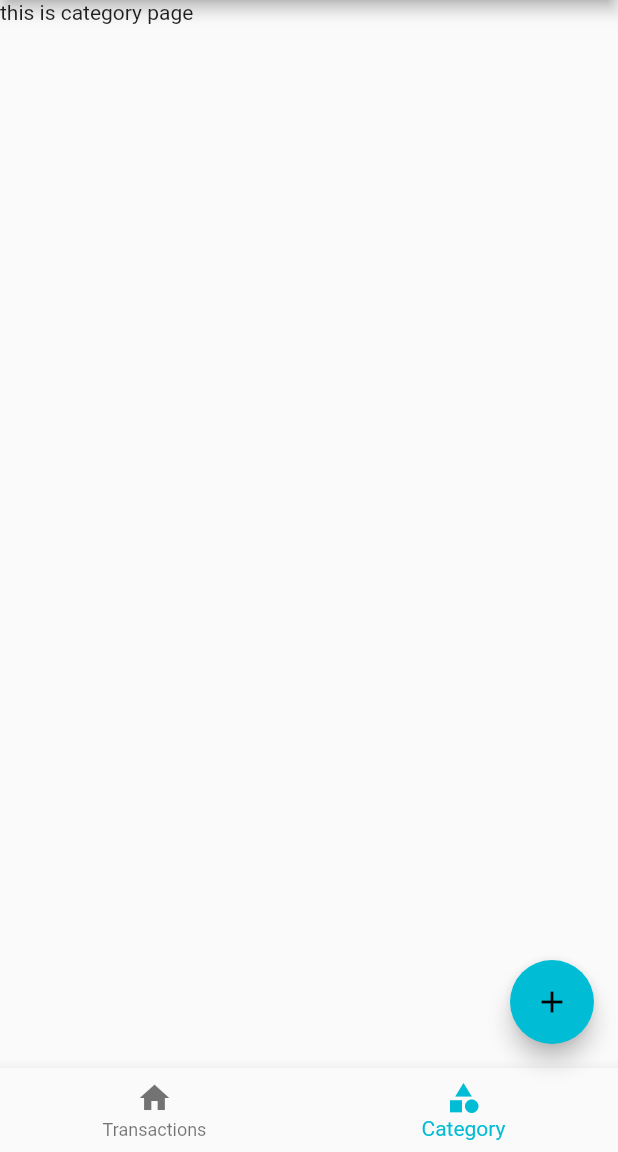
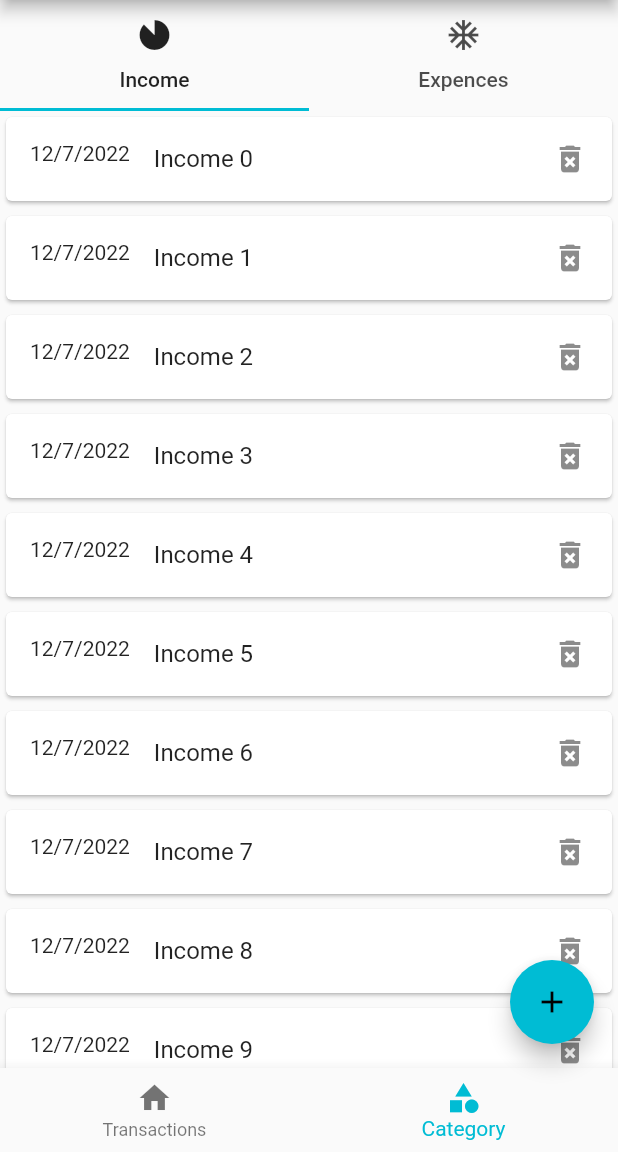
Before and after one commit to sardarmonsoorsait/money_manager, a Flutter app: the screen it shows after launch, item 2 of the bottom bar chosen, on a phone screen of 412 x 824 dp, the part 84-1236 px from its top. Run offline on Flutter 3.47's test engine with Material 2 defaults, Android fonts, the phone set to English and light mode, and no system bars.

Commit message:
UI Design completed

```diff
--- a/lib/screens/screen_category/category_page.dart
+++ b/lib/screens/screen_category/category_page.dart
@@ -1,12 +1,31 @@
 import 'package:flutter/material.dart';
 import 'package:flutter/src/foundation/key.dart';
 import 'package:flutter/src/widgets/framework.dart';
+import 'package:money_manager/screens/screen_category/expence_tab.dart';
+import 'package:money_manager/screens/screen_category/income_tab.dart';
 
-class ScreenCategory extends StatelessWidget {
+class ScreenCategory extends StatefulWidget {
   const ScreenCategory({Key? key}) : super(key: key);
 
   @override
+  State<ScreenCategory> createState() => _ScreenCategoryState();
+}
+
+class _ScreenCategoryState extends State<ScreenCategory> with TickerProviderStateMixin {
+  late TabController _tabbarcontroller;
+  @override
+  void initState() {
+     _tabbarcontroller =TabController(length: 2, vsync:this) ;
+    super.initState();
+  }
+
+  @override
   Widget build(BuildContext context) {
-    return Text('this is category page');
+    return Column(
+      children: [
+        TabBar(controller: _tabbarcontroller ,tabs: [Tab(text: 'Income',icon: Icon(Icons.incomplete_circle),),Tab(text: 'Expences',icon: Icon(Icons.ac_unit_sharp),)],
+        ),Expanded(child: TabBarView(children: [IncomeTab(),ExpenceTab()],controller: _tabbarcontroller,))
+      ],
+    );
   }
 }
--- /dev/null
+++ b/lib/screens/screen_category/income_tab.dart
@@ -0,0 +1,30 @@
+import 'package:flutter/cupertino.dart';
+import 'package:flutter/material.dart';
+import 'package:flutter/src/foundation/key.dart';
+import 'package:flutter/src/widgets/framework.dart';
+
+class IncomeTab extends StatelessWidget {
+  const IncomeTab({Key? key}) : super(key: key);
+
+  @override
+  Widget build(BuildContext context) {
+    return ListView.separated(
+      itemBuilder: ((context, index) {
+        return Card(
+          child: ListTile(
+            title: Text('Income $index'),
+
+              leading: Text('12/7/2022'),
+              trailing: Icon(Icons.delete_forever)
+          ),
+        );
+      }),
+      separatorBuilder: (context, index) {
+        return SizedBox(
+          height: 2,
+        );
+      },
+      itemCount: 20,
+    );
+  }
+}
```
Also changed, not shown: lib/screens/screen_category/expence_tab.dart (added, +29 -0 lines).
